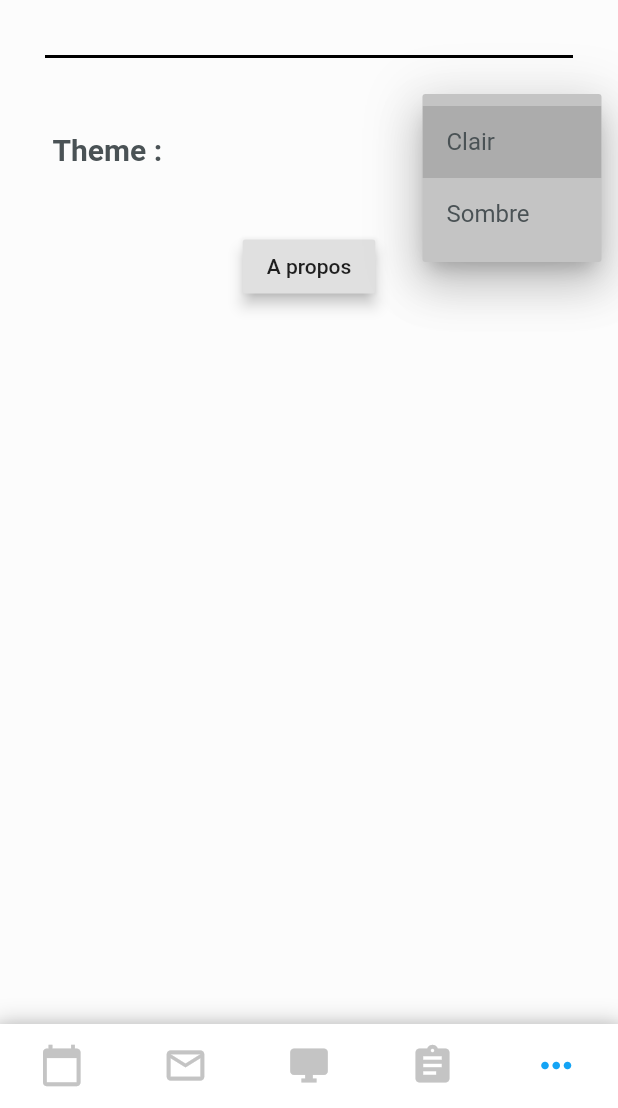
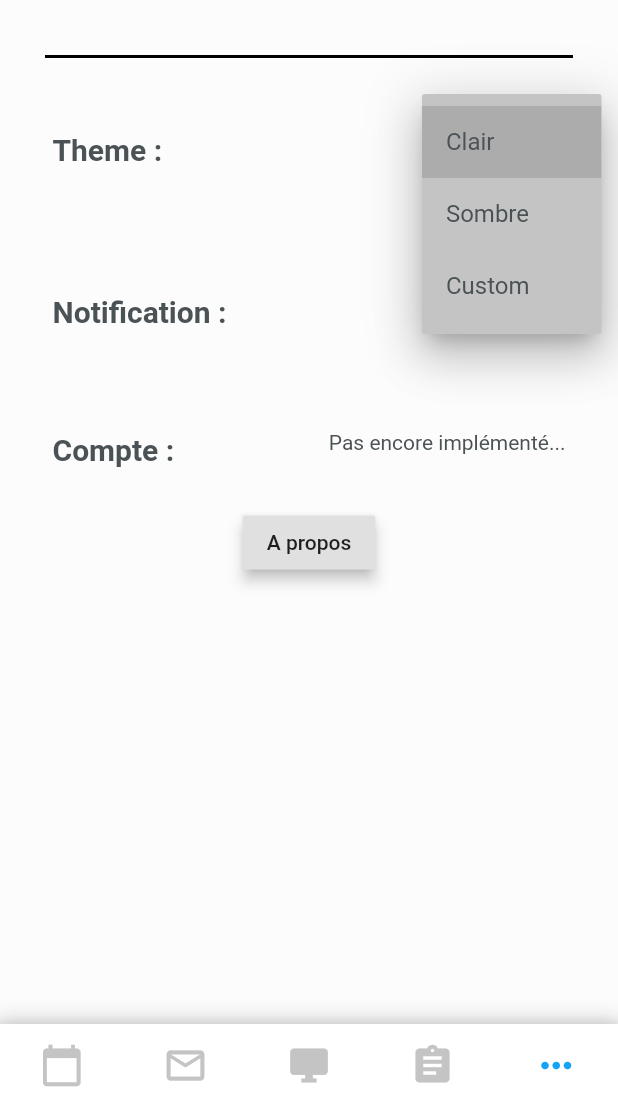
Before and after one commit to Clement-Hellot/EDT-Unicaen, a Flutter app: the screen it shows after launch, item 5 of the bottom bar chosen, after a tap on "Clair", on a phone screen of 412 x 824 dp, the part 128-1236 px from its top. Run offline on Flutter 3.47's test engine with Material 2 defaults, Android fonts, the phone set to English and light mode, and no system bars; our stand-ins replace convert, package_info, shared_preferences, theme_provider; missing offline and left inert: imap_client, mailer; network calls fail; statements that could not run were skipped.

Commit message:
les options avancent j'ai préparé le terrain pour le ThemePicker mais avant je m'occupe du compte et des notifications (qui vont être assez hard visiblement à première vue)

```diff
--- a/proto1/lib/main.dart
+++ b/proto1/lib/main.dart
@@ -21,6 +21,7 @@ class MyApp extends StatelessWidget {
       loadThemeOnInit: false,
       onInitCallback: (controller, previouslySavedThemeFuture) async {
         String savedTheme = await previouslySavedThemeFuture;
+        ThemeApp().initTheme(savedTheme);
         if (savedTheme != null) {
           controller.setTheme(savedTheme);
         } else {
--- /dev/null
+++ b/proto1/lib/pageOption/Compte.dart
@@ -0,0 +1,67 @@
+import 'package:flutter/cupertino.dart';
+import 'package:shared_preferences/shared_preferences.dart';
+import 'package:theme_provider/theme_provider.dart';
+
+class Compte {
+  static Compte _compte = Compte()._internal();
+
+  SharedPreferences prefs;
+
+  String username;
+  String password;
+
+  String getUsername() => username;
+  String getPassword() => password;
+
+  void setUsername(String user) => this.username = user;
+  void setPassword(String pass) => this.password = pass;
+
+  _internal() async {
+    prefs = await SharedPreferences.getInstance();
+    username = prefs.getString('username');
+    password = prefs.getString('password');
+  }
+
+  void enregistrerCompte() async {
+    await prefs.setString('username', username);
+    await prefs.setString('password', password);
+  }
+
+  factory Compte() {
+    return _compte;
+  }
+}
+
+class CompteRow extends StatefulWidget {
+  @override
+  State<StatefulWidget> createState() => _CompteRowState();
+}
+
+class _CompteRowState extends State<CompteRow> {
+  @override
+  Widget build(BuildContext context) {
+    return Row(
+      mainAxisAlignment: MainAxisAlignment.spaceBetween,
+      children: [
+        Padding(
+          padding: EdgeInsets.fromLTRB(35, 0, 0, 0),
+          child: Text(
+            "Compte : ",
+            style: TextStyle(
+              fontSize: 20,
+              fontWeight: FontWeight.w600,
+              color:
+                  ThemeProvider.themeOf(context).data.textTheme.headline1.color,
+            ),
+          ),
+        ),
+        Padding(
+            padding: EdgeInsets.fromLTRB(0, 25, 35, 35),
+            child: Text(
+              "Pas encore implémenté...",
+              style: ThemeProvider.themeOf(context).data.textTheme.headline1,
+            ))
+      ],
+    );
+  }
+}
--- /dev/null
+++ b/proto1/lib/pageOption/Notification.dart
@@ -0,0 +1,107 @@
+import 'package:flutter/cupertino.dart';
+import 'package:flutter/material.dart';
+import 'package:theme_provider/theme_provider.dart';
+
+class Notification {
+  bool notification;
+
+  Notification() {
+    notification = true;
+  }
+
+  bool getNotification() => notification;
+
+  void setNotification(bool val) => notification = val;
+
+  void notifier() {
+    if (notification) {
+      ///TODO Implémenter les notifications si quelqu'un est motivé
+
+    }
+  }
+}
+
+class NotificationRow extends StatefulWidget {
+  @override
+  State<StatefulWidget> createState() => _NotificationRowState();
+}
+
+class _NotificationRowState extends State<NotificationRow> {
+  bool notification = true;
+
+  @override
+  Widget build(BuildContext context) {
+    return Row(
+      mainAxisAlignment: MainAxisAlignment.spaceBetween,
+      children: [
+        Padding(
+          padding: EdgeInsets.fromLTRB(35, 0, 0, 0),
+          child: Text('Notification : ',
+              style: TextStyle(
+                color: ThemeProvider.themeOf(context)
+                    .data
+                    .textTheme
+                    .headline1
+                    .color,
+                fontSize: 20,
+                fontWeight: FontWeight.w600,
+              )),
+        ),
+        Padding(
+          padding: EdgeInsets.fromLTRB(0, 25, 35, 35),
+          child: Switch(
+            value: notification,
+            onChanged: (value) {
+              setState(() {
+                Notification().notification = value;  //Update dans la case notification
+                notification = value; //Update de l'affichage
+              });
+            },
+          ),
+        )
+      ],
+    );
+  }
+}
+
+
+
+
+
+
+
+
+/*
+
+import 'package:firebase_messaging/firebase_messaging.dart';
+
+class PushNotificationService {
+  final FirebaseMessaging _fcm;
+
+  PushNotificationService(this._fcm);
+
+  Future initialise() async {
+    if (Platform.isIOS) {
+      _fcm.requestNotificationPermissions(IosNotificationSettings());
+    }
+
+    // If you want to test the push notification locally,
+    // you need to get the token and input to the Firebase console
+    // https://console.firebase.google.com/project/YOUR_PROJECT_ID/notification/compose
+    String token = await _fcm.getToken();
+    print("FirebaseMessaging token: $token");
+
+    _fcm.configure(
+      onMessage: (Map<String, dynamic> message) async {
+        print("onMessage: $message");
+      },
+      onLaunch: (Map<String, dynamic> message) async {
+        print("onLaunch: $message");
+      },
+      onResume: (Map<String, dynamic> message) async {
+        print("onResume: $message");
+      },
+    );
+  }
+}
+ */
--- a/proto1/lib/pageOption/pageOptions.dart
+++ b/proto1/lib/pageOption/pageOptions.dart
@@ -1,5 +1,7 @@
+import 'package:edt_mobile/pageOption/Compte.dart';
 import 'package:flutter/material.dart';
 import 'package:theme_provider/theme_provider.dart';
+import 'Notification.dart';
 import 'aPropos.dart';
 import 'theme.dart';
 
@@ -10,6 +12,7 @@ class PageOptions extends StatefulWidget {
 }
 
 class _PageOptionsState extends State<PageOptions> {
+  bool notification = true;
 
   @override
   Widget build(BuildContext context) {
@@ -17,7 +20,23 @@ class _PageOptionsState extends State<PageOptions> {
       backgroundColor: ThemeProvider.controllerOf(context).theme.data.scaffoldBackgroundColor,
       body: Column(
         children: [
-          Container(
+          EnTeteParametre(),  //Done
+          Diviseur(),         //Done
+          ThemeRow(),         //TODO Ajouter un personnalisateur de thème
+          NotificationRow(),  //TODO
+          CompteRow(),        //TODO
+          AProposRow(),       //Done
+        ],
+      ),
+    );
+  }
+}
+
+
+class EnTeteParametre extends StatelessWidget {
+  @override
+  Widget build(BuildContext context) {
+    return Container(
       margin: EdgeInsets.only(
         left: 15,
         top: 50,
@@ -37,8 +56,14 @@ class _PageOptionsState extends State<PageOptions> {
           ),
         ),
       ),
-          ),
-          Row(children: [
+    );
+  }
+}
+
+class Diviseur extends StatelessWidget {
+  @override
+  Widget build(BuildContext context) {
+    return Row(children: [
       Expanded(
           child: Divider(
             thickness: 2,
@@ -46,25 +71,14 @@ class _PageOptionsState extends State<PageOptions> {
             indent: 30,
             endIndent: 30,
           ))
-          ]),
-          Row(mainAxisAlignment: MainAxisAlignment.spaceBetween, children: [
-            Padding(
-              padding: EdgeInsets.fromLTRB(35, 0, 0, 0),
-              child: Text(
-                "Theme :",
-                style: TextStyle(
-                  color: ThemeProvider.controllerOf(context).theme.data.textTheme.headline1.color,
-                  fontSize: 20,
-                  fontWeight: FontWeight.w600,
-                ),
-                textAlign: TextAlign.left,
-              ),
-            ),
-            Padding(
-                padding: EdgeInsets.fromLTRB(0, 25, 35, 35),
-                child: BoutonTheme())
-          ]),
-          Row(mainAxisAlignment: MainAxisAlignment.center, children: [
+    ]);
+  }
+}
+
+class AProposRow extends StatelessWidget {
+  @override
+  Widget build(BuildContext context) {
+    return Row(mainAxisAlignment: MainAxisAlignment.center, children: [
       RaisedButton(
         child: const Text('A propos'),
         elevation: 4.0,
@@ -76,9 +90,6 @@ class _PageOptionsState extends State<PageOptions> {
           // Perform some action
         },
       )
-          ])
-        ],
-      ),
-    );
+    ]);
   }
 }
--- a/proto1/lib/pageOption/theme.dart
+++ b/proto1/lib/pageOption/theme.dart
@@ -1,6 +1,38 @@
 import 'package:flutter/material.dart';
 import 'dart:ui';
 import 'package:theme_provider/theme_provider.dart';
+
+///////////////////////////////////////////////FRONT END//////////////////////////////////////////////////////
+class ThemeRow extends StatefulWidget {
+  @override
+  State<StatefulWidget> createState() => _ThemeRowState();
+}
+
+class _ThemeRowState extends State<ThemeRow> {
+  @override
+  Widget build(BuildContext context) {
+    return Row(mainAxisAlignment: MainAxisAlignment.spaceBetween, children: [
+      Padding(
+        padding: EdgeInsets.fromLTRB(35, 0, 0, 0),
+        child: Text(
+          "Theme :",
+          style: TextStyle(
+            color: ThemeProvider.controllerOf(context)
+                .theme
+                .data
+                .textTheme
+                .headline1
+                .color,
+            fontSize: 20,
+            fontWeight: FontWeight.w600,
+          ),
+          textAlign: TextAlign.left,
+        ),
+      ),
+      Padding(padding: EdgeInsets.fromLTRB(0, 25, 35, 35), child: BoutonTheme())
+    ]);
+  }
+}
 
 /// Le bouton déroulant pour choisir entre clair et sombre
 class BoutonTheme extends StatefulWidget {
@@ -11,10 +43,11 @@ class BoutonTheme extends StatefulWidget {
 }
 
 class _BoutonThemeState extends State<StatefulWidget> {
-  String dropdownValue = ThemeApp().getNomEtat();
+  String dropdownValue;
 
   @override
   Widget build(BuildContext context) {
+    dropdownValue = ThemeApp().currentThemeName();
     return DropdownButton<String>(
       value: dropdownValue,
       icon: Icon(Icons.arrow_downward),
@@ -26,12 +59,28 @@ class _BoutonThemeState extends State<StatefulWidget> {
       ),
       onChanged: (String newValue) {
         setState(() {
+          EtatTheme newTheme;
           if (newValue != dropdownValue) {
-            dropdownValue = ThemeApp().changerTheme(context);
+            dropdownValue = newValue;
+            switch (dropdownValue) {
+              case 'Clair':
+                newTheme = EtatTheme.CLAIR;
+                break;
+              case 'Sombre':
+                newTheme = EtatTheme.SOMBRE;
+                break;
+              case 'Custom':
+                newTheme = EtatTheme.CUSTOM;
+                break;
+              default:
+                newTheme = EtatTheme.SOMBRE;
+                break;
+            }
+            dropdownValue = ThemeApp().changerTheme(context, newTheme);
           }
         });
       },
-      items: <String>['Clair', 'Sombre']
+      items: <String>['Clair', 'Sombre', 'Custom']
           .map<DropdownMenuItem<String>>((String value) {
         return DropdownMenuItem<String>(
           value: value,
@@ -49,6 +98,8 @@ class _BoutonThemeState extends State<StatefulWidget> {
     );
   }
 }
+
+////////////////////////////////////////BACK END//////////////////////////////////////////////////
 
 class ThemeApp extends ChangeNotifier {
   //Singleton
@@ -73,7 +124,6 @@ class ThemeApp extends ChangeNotifier {
 
     tClair = new ThemeData(
       backgroundColor: Color(0xFFFCFCFC),
-
       textTheme: TextTheme(
           headline1: TextStyle(
             //Titres
@@ -98,19 +148,13 @@ class ThemeApp extends ChangeNotifier {
             fontSize: 16,
             fontWeight: FontWeight.w500,
           )),
-
       scaffoldBackgroundColor: Color(0xFFFCFCFC),
-
       cardColor: Color(0xFFC4C4C4),
-
       canvasColor: Color(0xFFFCFCFC),
-
       primaryColor: Color(0xFFDDDDDD),
-
       iconTheme: IconThemeData(
         color: Color(0xFFC4C4C4),
       ),
-
       bottomNavigationBarTheme: BottomNavigationBarThemeData(
         backgroundColor: Colors.white,
         selectedIconTheme: IconThemeData(
@@ -120,7 +164,6 @@ class ThemeApp extends ChangeNotifier {
           color: Color(0xFFC4C4C4),
         ),
       ),
-
       dialogTheme: DialogTheme(
         backgroundColor: Colors.white,
         titleTextStyle: TextStyle(
@@ -131,7 +174,6 @@ class ThemeApp extends ChangeNotifier {
 
     tSombre = new ThemeData(
       backgroundColor: Color(0xFF2F3136),
-
       textTheme: TextTheme(
           headline1: TextStyle(
             color: Color(0xFFCBD6DA),
@@ -154,64 +196,66 @@ class ThemeApp extends ChangeNotifier {
             fontSize: 16,
             fontWeight: FontWeight.w500,
           )),
-
       scaffoldBackgroundColor: Color(0xFF2F3136),
-
       cardColor: Color(0xFF202225),
-
       canvasColor: Color(0xFF2F3136),
-
       primaryColor: Color(0xFF222222),
-
       iconTheme: IconThemeData(
         color: Color(0xFF747784),
       ),
-
       bottomNavigationBarTheme: BottomNavigationBarThemeData(
         backgroundColor: Color(0xFF202225),
         selectedIconTheme: IconThemeData(
           color: Color(0xFF3E6DE7),
         ),
-        unselectedIconTheme:
-            IconThemeData(color: Color(0xFF545764)),
+        unselectedIconTheme: IconThemeData(color: Color(0xFF545764)),
       ),
-
       dialogTheme: DialogTheme(
         backgroundColor: Color.fromRGBO(50, 50, 55, 1),
         titleTextStyle: TextStyle(
           color: Color.fromRGBO(203, 214, 218, 1),
         ),
       ),
-
     );
   }
 
-  String changerTheme(BuildContext context) {
-    //Applique le thème actuellement choisi
+  String changerTheme(BuildContext context, EtatTheme newTheme) {
+    if (!ThemeProvider.controllerOf(context).hasTheme(newTheme.id))
+    {
+      ThemeCreatorPopup();
+    }
+    else {
+      //Applique le thème actuellement choisi
+      ThemeProvider.controllerOf(context).setTheme(newTheme.id);
+      etatTheme = newTheme;
+    }
+    return currentThemeName();
+  }
+
+  String currentThemeName() {
     switch (etatTheme) {
       case EtatTheme.CLAIR:
-        ThemeProvider.controllerOf(context).nextTheme();
-        etatTheme = EtatTheme.SOMBRE;
+        return 'Clair';
+      case EtatTheme.SOMBRE:
         return 'Sombre';
-
-      case EtatTheme.SOMBRE:
-        ThemeProvider.controllerOf(context).nextTheme();
-        etatTheme = EtatTheme.CLAIR;
-        return 'Clair';
+      case EtatTheme.CUSTOM:
+        return 'Custom';
       default:
-        return 'Null';
+        return 'Sombre';
     }
   }
 
-  String getNomEtat() {
-    switch (etatTheme) {
-      case EtatTheme.CLAIR:
-        return "Clair";
-
-      case EtatTheme.SOMBRE:
-        return 'Sombre';
-      default:
-        return 'Null';
+  void initTheme(String savedTheme) {
+    switch(savedTheme) {
+      case 'custom':
+        ThemeApp().etatTheme = EtatTheme.CUSTOM;
+        break;
+      case 'light':
+        ThemeApp().etatTheme = EtatTheme.CLAIR;
+        break;
+      case 'dark':
+        ThemeApp().etatTheme = EtatTheme.SOMBRE;
+        break;
     }
   }
 }
@@ -219,6 +263,17 @@ class ThemeApp extends ChangeNotifier {
 enum EtatTheme {
   CLAIR,
   SOMBRE,
+  CUSTOM,
+}
+
+extension EtatThemeId on EtatTheme {
+  static const names = {
+    EtatTheme.SOMBRE: 'dark',
+    EtatTheme.CLAIR: 'light',
+    EtatTheme.CUSTOM: 'custom',
+  };
+
+  String get id => names[this];
 }
 
 class TheTheme {
@@ -230,3 +285,16 @@ class TheTheme {
 
   TheTheme._internal();
 }
+
+class ThemeCreatorPopup extends StatefulWidget {
+  @override
+  State<StatefulWidget> createState() => _ThemeCreatorPopupState();
+
+}
+
+class _ThemeCreatorPopupState extends State<ThemeCreatorPopup> {
+  @override
+  Widget build(BuildContext context) {
+    return Text("Pas encore implémenté...");
+  }
+}
--- a/proto1/pubspec.yaml
+++ b/proto1/pubspec.yaml
@@ -39,6 +39,7 @@ dependencies:
   dynamic_theme: ^1.0.1
   mailer: ^3.2.1
   theme_provider: ^0.4.0+1
+  firebase_messaging: ^7.0.3
 
 
   # The following adds the Cupertino Icons font to your application.
```
Also changed, not shown: proto1/pubspec.lock, 2 other files. Lines whose indentation alone changed are shown as unchanged.
